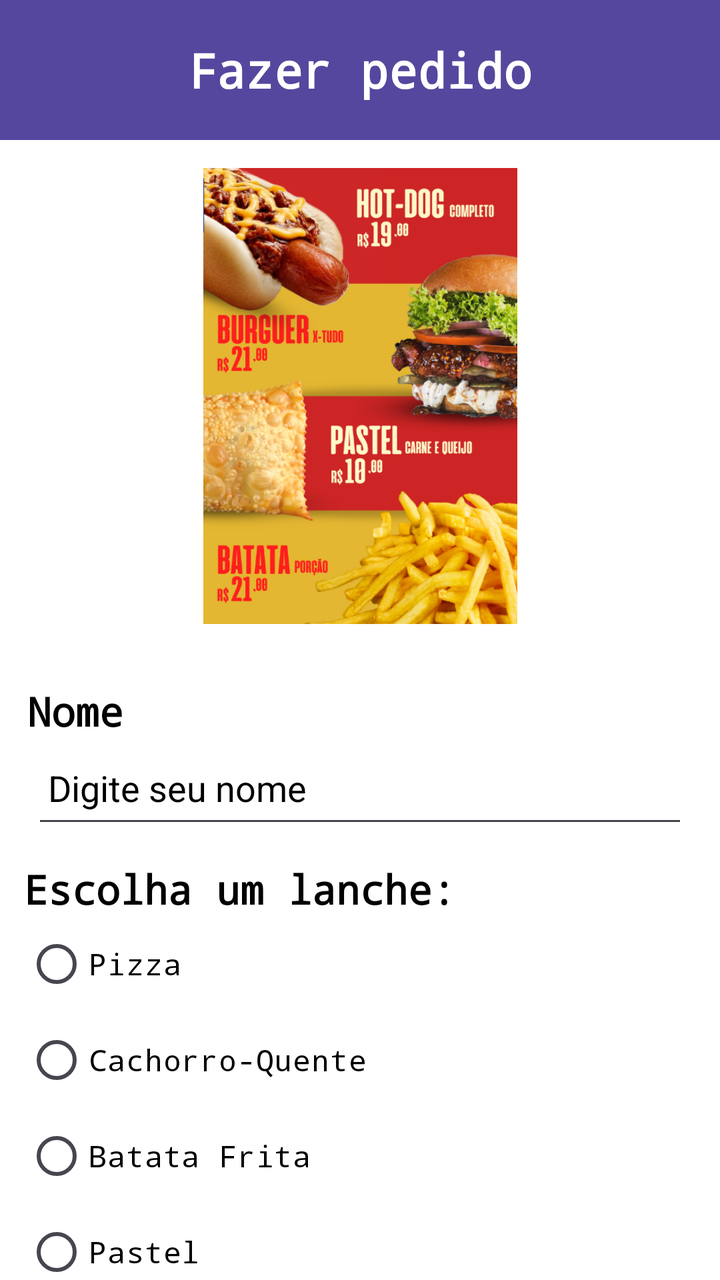
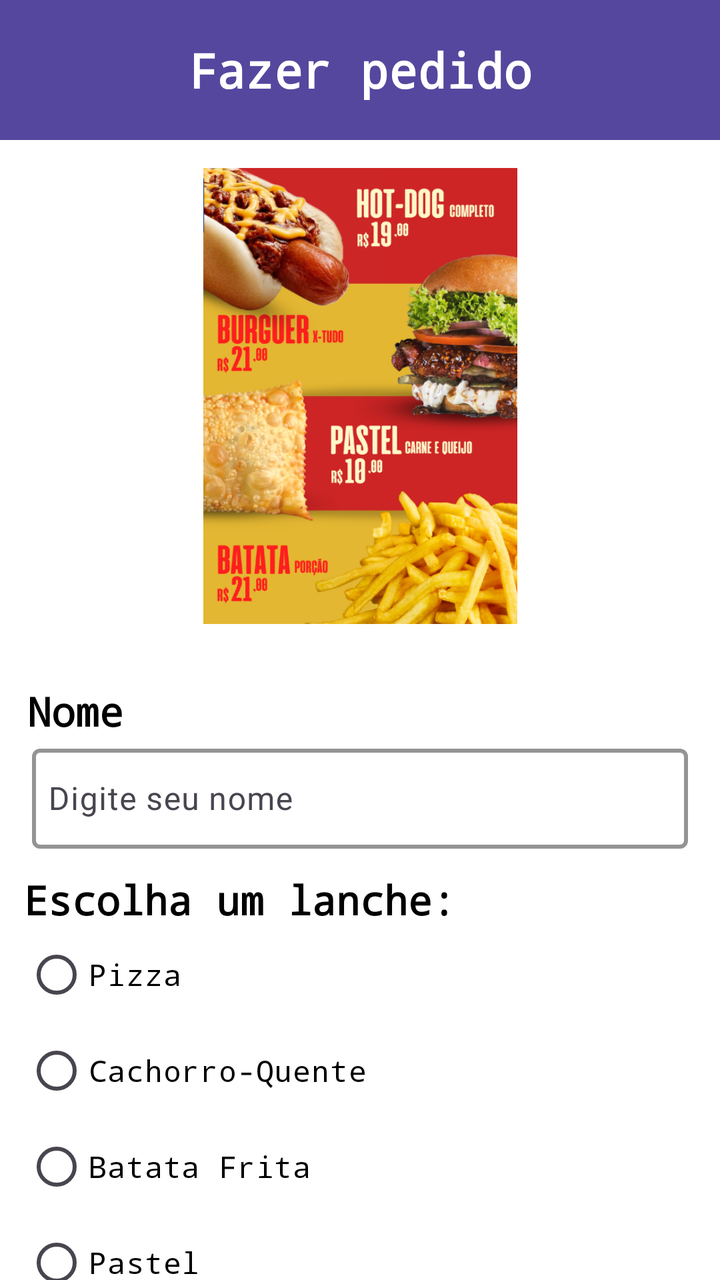

Before-and-after screenshots of an Android layout around one commit, followed by the original layout XML and the change that was made.
<!-- AndroidManifest.xml: application theme Theme.Questao4 -->
<!-- res/layout/activity_formulario_pedido.xml -->
<?xml version="1.0" encoding="utf-8"?>
<androidx.constraintlayout.widget.ConstraintLayout xmlns:android="http://schemas.android.com/apk/res/android"
    xmlns:app="http://schemas.android.com/apk/res-auto"
    xmlns:tools="http://schemas.android.com/tools"
    android:id="@+id/main"
    android:layout_width="match_parent"
    android:layout_height="match_parent"
    android:background="@color/appColorBranco"
    tools:context=".FormularioPedidoActivity">

    <FrameLayout
        android:id="@+id/frameLayout"
        android:layout_width="match_parent"
        android:layout_height="70dp"
        android:background="@color/appColorRoxo"
        app:layout_constraintTop_toTopOf="parent"
        app:layout_constraintStart_toStartOf="parent"
        app:layout_constraintEnd_toEndOf="parent">

        <TextView
            android:id="@+id/txtTituloPedido"
            android:layout_width="wrap_content"
            android:layout_height="wrap_content"
            android:layout_gravity="center"
            android:fontFamily="monospace"
            android:text="@string/appTituloPedido"
            android:textAlignment="center"
            android:textColor="@color/appColorBranco"
            android:textSize="24sp"
            android:textStyle="bold" />
    </FrameLayout>

    <ImageView
        android:id="@+id/imgCardapio"
        android:layout_width="157dp"
        android:layout_height="256dp"
        app:layout_constraintEnd_toEndOf="parent"
        app:layout_constraintStart_toStartOf="parent"
        app:layout_constraintTop_toBottomOf="@id/frameLayout"
        app:srcCompat="@drawable/cardapio" />

    <TextView
        android:id="@+id/tituloNome"
        android:layout_width="wrap_content"
        android:layout_height="wrap_content"
        android:layout_marginTop="16dp"
        android:fontFamily="monospace"
        android:text="@string/appTituloNome"
        android:textColor="@color/appColorPreto"
        android:textSize="20sp"
        android:textStyle="bold"
        app:layout_constraintEnd_toEndOf="parent"
        app:layout_constraintHorizontal_bias="0.044"
        app:layout_constraintStart_toStartOf="parent"
        app:layout_constraintTop_toBottomOf="@id/imgCardapio" />

    <EditText
        android:id="@+id/txtNome"
        android:layout_width="0dp"
        android:layout_height="50dp"
        android:hint="@string/appMascaraNome"
        android:padding="8dp"
        android:textColor="@color/appColorPreto"
        android:textColorHint="@color/appColorPreto"
        app:layout_constraintTop_toBottomOf="@id/tituloNome"
        app:layout_constraintStart_toStartOf="parent"
        app:layout_constraintEnd_toEndOf="parent"
        app:layout_constraintHorizontal_bias="0.5"
        android:layout_marginStart="16dp"
        android:layout_marginEnd="16dp" />

    <TextView
        android:id="@+id/tituloLanche"
        android:layout_width="wrap_content"
        android:layout_height="wrap_content"
        android:layout_marginTop="12dp"
        android:fontFamily="monospace"
        android:text="@string/appTituloLanche"
        android:textColor="@color/appColorPreto"
        android:textSize="20sp"
        android:textStyle="bold"
        app:layout_constraintEnd_toEndOf="parent"
        app:layout_constraintHorizontal_bias="0.083"
        app:layout_constraintStart_toStartOf="parent"
        app:layout_constraintTop_toBottomOf="@id/txtNome" />

    <RadioGroup
        android:id="@+id/radioGroupPedido"
        android:layout_width="wrap_content"
        android:layout_height="wrap_content"
        android:orientation="vertical"
        app:layout_constraintEnd_toEndOf="parent"
        app:layout_constraintHorizontal_bias="0.065"
        app:layout_constraintStart_toStartOf="parent"
        app:layout_constraintTop_toBottomOf="@id/tituloLanche">

        <RadioButton
            android:id="@+id/radioPizza"
            android:layout_width="wrap_content"
            android:layout_height="wrap_content"
            android:buttonTint="@color/appColorRoxo"
            android:fontFamily="monospace"
            android:text="@string/radioPizza"
            android:textAlignment="center"
            android:textColor="@color/appColorPreto"
            android:textSize="15sp" />

        <RadioButton
            android:id="@+id/radioCachorroQuente"
            android:layout_width="wrap_content"
            android:layout_height="wrap_content"
            android:buttonTint="@color/appColorRoxo"
            android:fontFamily="monospace"
            android:text="@string/radioCachorroQuente"
            android:textAlignment="center"
            android:textColor="@color/appColorPreto"
            android:textSize="15sp" />

        <RadioButton
            android:id="@+id/radioBatataFrita"
            android:layout_width="wrap_content"
            android:layout_height="wrap_content"
            android:buttonTint="@color/appColorRoxo"
            android:fontFamily="monospace"
            android:text="@string/radioSalgado"
            android:textAlignment="center"
            android:textColor="@color/appColorPreto"
            android:textSize="15sp" />

        <RadioButton
            android:id="@+id/radioPastel"
            android:layout_width="wrap_content"
            android:layout_height="wrap_content"
            android:buttonTint="@color/appColorRoxo"
            android:fontFamily="monospace"
            android:text="@string/radioPastel"
            android:textAlignment="center"
            android:textColor="@color/appColorPreto"
            android:textSize="15sp" />
    </RadioGroup>

    <Button
        android:id="@+id/btnPedido"
        android:layout_width="0dp"
        android:layout_height="wrap_content"
        android:layout_marginStart="40dp"
        android:layout_marginEnd="40dp"
        android:layout_marginTop="16dp"
        android:backgroundTint="@color/appColorRoxo"
        android:fontFamily="monospace"
        android:onClick="fazerPedido"
        android:text="@string/btnSolicitar"
        android:textAlignment="center"
        android:textColor="@color/appColorBranco"
        android:textSize="24sp"
        android:textStyle="bold"
        app:layout_constraintTop_toBottomOf="@id/radioGroupPedido"
        app:layout_constraintStart_toStartOf="parent"
        app:layout_constraintEnd_toEndOf="parent" />

</androidx.constraintlayout.widget.ConstraintLayout>
<!-- resources referenced by this layout -->
<resources>
  <color name="appColorBranco">#FFFFFF</color>
  <color name="appColorPreto">#000000</color>
  <color name="appColorRoxo">#55479E</color>&gt;
  <!-- drawable cardapio: png bitmap (drawable, 354408 bytes) -->
  <string name="appMascaraNome"> Digite seu nome </string>
  <string name="appTituloLanche">Escolha um lanche:</string>
  <string name="appTituloNome"> Nome </string>
  <string name="appTituloPedido">Fazer pedido</string>
  <string name="btnSolicitar">Confirmar Pedido</string>
  <string name="radioCachorroQuente">Cachorro-Quente</string>
  <string name="radioPastel">Pastel</string>
  <string name="radioPizza">Pizza</string>
  <string name="radioSalgado">Batata Frita</string>
  <style name="Theme.Questao4" parent="Base.Theme.Questao4" />
  <style name="Base.Theme.Questao4" parent="Theme.Material3.DayNight.NoActionBar">
          
          
      </style>
</resources>

<!-- the commit's change to res/layout/activity_formulario_pedido.xml (unified diff, before → after) -->
@@ -54,20 +54,30 @@
         app:layout_constraintStart_toStartOf="parent"
         app:layout_constraintTop_toBottomOf="@id/imgCardapio" />
 
-    <EditText
-        android:id="@+id/txtNome"
+    <com.google.android.material.textfield.TextInputLayout
+        android:id="@+id/campoLayoutNome"
         android:layout_width="0dp"
-        android:layout_height="50dp"
+        android:layout_height="wrap_content"
+        android:layout_marginStart="16dp"
+        android:layout_marginEnd="16dp"
         android:hint="@string/appMascaraNome"
-        android:padding="8dp"
-        android:textColor="@color/appColorPreto"
-        android:textColorHint="@color/appColorPreto"
+        app:boxStrokeColor="@color/appColorRoxo"
+        app:boxBackgroundMode="outline"
+        app:boxStrokeWidth="2dp"
+        app:hintTextColor="@color/appColorPreto"
         app:layout_constraintTop_toBottomOf="@id/tituloNome"
         app:layout_constraintStart_toStartOf="parent"
-        app:layout_constraintEnd_toEndOf="parent"
-        app:layout_constraintHorizontal_bias="0.5"
-        android:layout_marginStart="16dp"
-        android:layout_marginEnd="16dp" />
+        app:layout_constraintEnd_toEndOf="parent">
+
+        <com.google.android.material.textfield.TextInputEditText
+            android:id="@+id/txtNome"
+            android:layout_width="match_parent"
+            android:layout_height="50dp"
+            android:padding="8dp"
+            android:textColor="@color/appColorPreto"
+            android:textColorHint="@color/appColorPreto"
+            android:inputType="textPersonName" />
+    </com.google.android.material.textfield.TextInputLayout>
 
     <TextView
         android:id="@+id/tituloLanche"
@@ -82,7 +92,7 @@
         app:layout_constraintEnd_toEndOf="parent"
         app:layout_constraintHorizontal_bias="0.083"
         app:layout_constraintStart_toStartOf="parent"
-        app:layout_constraintTop_toBottomOf="@id/txtNome" />
+        app:layout_constraintTop_toBottomOf="@id/campoLayoutNome" />
 
     <RadioGroup
         android:id="@+id/radioGroupPedido"
